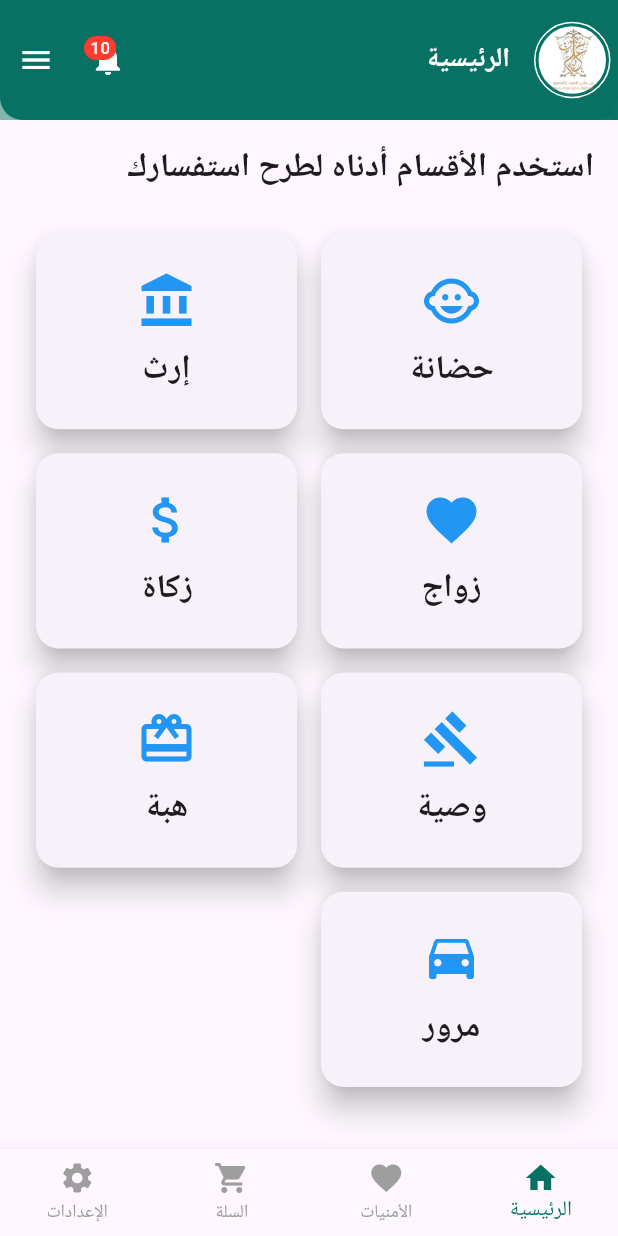
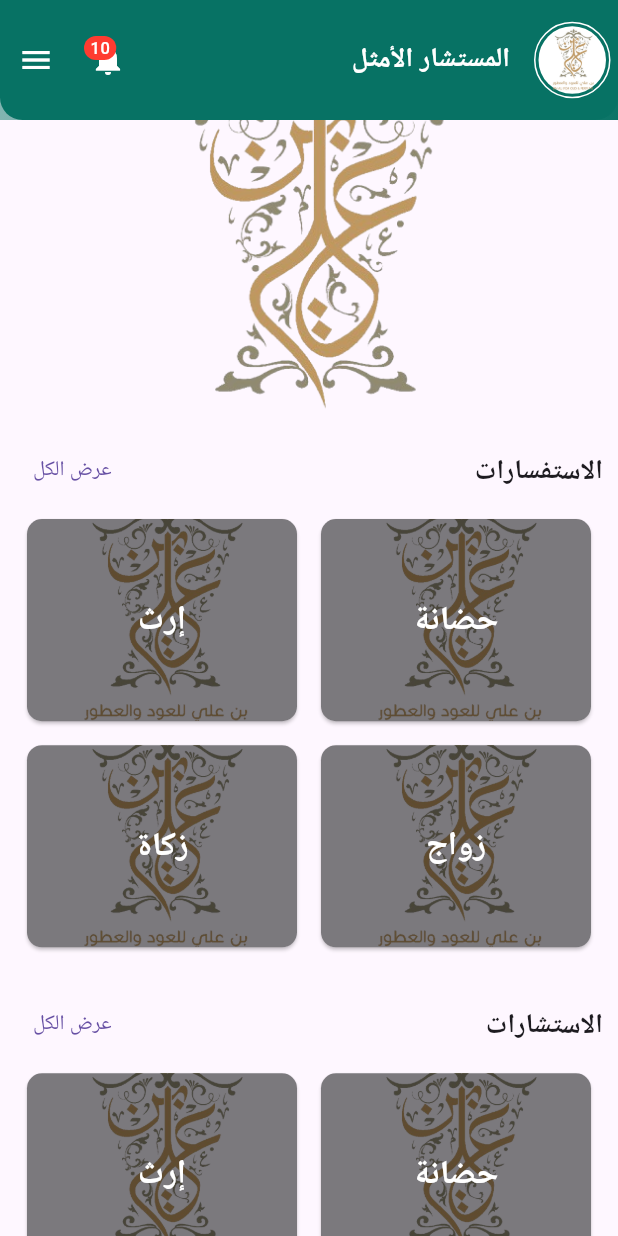
Before and after one commit to zaidmahdidev/best_advisor, a Flutter app: the screen it shows after launch, on a phone screen of 412 x 824 dp. Run offline on Flutter 3.47's test engine with Material 3 defaults, Android fonts, the phone set to English and light mode, and no system bars; drawn by our look-alikes of carousel_slider; our stand-ins replace google_fonts, google_generative_ai, speech_to_text; Roboto replaces fonts that are missing (Alexandria, Tajawal).

Commit message:
firest page

```diff
--- a/lib/core/layout/layout.dart
+++ b/lib/core/layout/layout.dart
@@ -1,6 +1,9 @@
+import 'package:carousel_slider/carousel_slider.dart';
 import 'package:flutter/cupertino.dart';
 import 'package:flutter/material.dart';
 import 'package:newproject/core/layout/widget/drawer.dart';
+import 'package:newproject/core/utils/my_extentions.dart';
+import 'package:newproject/features/chatgpt/presentation/page/chatgpt.dart';
 import '../utils/constant/images.dart';
 import '../utils/constant/theme.dart';
 
@@ -23,8 +26,8 @@ class _LayoutState extends State<Layout> {
   }
 
   final List<Widget> _page = [
-    InquiryPage(),
-    AllFavoritesPage(),
+    CartPage(),
+    CartPage(),
     CartPage(),
     OrderPage(),
   ];
@@ -74,7 +77,7 @@ class _LayoutState extends State<Layout> {
                 ),
               ),
               child: Padding(
-                padding: EdgeInsets.all(2),
+                padding: const EdgeInsets.all(2),
                 child: CircleAvatar(
                   backgroundColor: Colors.white,
                   child: Image.asset(
@@ -148,86 +151,195 @@ class _LayoutState extends State<Layout> {
 
 
 
+
 class InquiryPage extends StatelessWidget {
+  final List<String> images = [
+    Images.logo,
+    Images.logo,
+    Images.logo,
+    Images.logo,
+  ];
+
+  final List<String> inquiryTitles = [
+    'حضانة',
+    'إرث',
+    'زواج',
+    'زكاة',
+    'استشارة 1',
+    'استشارة 2',
+    'استشارة 3',
+    'استشارة 3',
+    'استشارة 3',
+    // يمكنك إضافة المزيد من العناوين
+  ];
+
   @override
   Widget build(BuildContext context) {
+    return Scaffold(
+      endDrawer: const CustomDrawer(),
+      appBar: AppBar(
+        flexibleSpace: Container(
+          decoration: BoxDecoration(
+            gradient: LinearGradient(
+              colors: [
+                MyTheme.primaryColor,
+                MyTheme.primaryColor.withOpacity(.5),
+              ],
+              begin: Alignment.topRight,
+              end: Alignment.bottomLeft,
+            ),
+          ),
+        ),
+        leading: Padding(
+          padding: const EdgeInsets.only(right: 5),
+          child: Container(
+            decoration: BoxDecoration(
+              shape: BoxShape.circle,
+              border: Border.all(color: Colors.white),
+            ),
+            child: Padding(
+              padding: const EdgeInsets.all(2),
+              child: CircleAvatar(
+                backgroundColor: Colors.white,
+                child: Image.asset(Images.logo),
+              ),
+            ),
+          ),
+        ),
+        actions: [
+          IconButton(
+            onPressed: () {},
+            icon: const Badge(
+              label: Text('10'),
+              backgroundColor: CupertinoColors.destructiveRed,
+              child: Icon(Icons.notifications),
+            ),
+          ),
+          IconButton(
+            onPressed: () => Scaffold.of(context).openEndDrawer(),
+            icon: Icon(Icons.menu),
+          ),
+        ],
+        title: Text('المستشار الأمثل'),
+      ),
+      body: ListView(
+        children: [
+          CarouselSlider(
+            items: images.map((image) {
+              return Container(
+                decoration: BoxDecoration(
+                  image: DecorationImage(
+                    image: AssetImage(image),
+                    fit: BoxFit.cover,
+                  ),
+                ),
+              );
+            }).toList(),
+            options: CarouselOptions(
+              height: 200,
+              autoPlay: true,
+              enlargeCenterPage: true,
+              aspectRatio: 16 / 9,
+            ),
+          ),
+          _buildInquirySection(context, 'الاستفسارات', inquiryTitles),
+
+          _buildInquirySection(context, 'الاستشارات', inquiryTitles),
+        ],
+      ),
+    );
+  }
+
+  Widget _buildInquirySection(BuildContext context, String title, List<String> titles) {
     return Padding(
-      padding: const EdgeInsets.all(16.0),
+      padding: const EdgeInsets.all(10),
       child: Column(
         crossAxisAlignment: CrossAxisAlignment.start,
         children: [
+          Row(
+            mainAxisAlignment: MainAxisAlignment.spaceBetween,
+            children: [
               Text(
-            'استخدم الأقسام أدناه لطرح استفسارك',
-            style: TextStyle(fontSize: 22, fontWeight: FontWeight.w600),
+                title,
+                style: const TextStyle(fontSize: 18, fontWeight: FontWeight.w600),
               ),
-          SizedBox(height: 20),
-          Expanded(
+              TextButton(
+                onPressed: () {
+                  showModalBottomSheet(
+                    context: context,
+                    builder: (BuildContext context) {
+                      return Padding(padding: EdgeInsets.all(10),
                       child: GridView.count(
                         crossAxisCount: 2,
                         childAspectRatio: 1.3,
-              children: [
-                InquiryCard(title: 'حضانة', icon: Icons.child_care, onTap: () {
-                  // Navigate to حضانة inquiries
-                }),
-                InquiryCard(title: 'إرث', icon: Icons.account_balance, onTap: () {
-                  // Navigate to إرث inquiries
-                }),
-                InquiryCard(title: 'زواج', icon: Icons.favorite, onTap: () {
-                  // Navigate to زواج inquiries
-                }),
-                InquiryCard(title: 'زكاة', icon: Icons.attach_money, onTap: () {
-                  // Navigate to زكاة inquiries
-                }),
-                InquiryCard(title: 'وصية', icon: Icons.gavel, onTap: () {
-                  // Navigate to وصية inquiries
-                }),
-                InquiryCard(title: 'هبة', icon: Icons.card_giftcard, onTap: () {
-                  // Navigate to هبة inquiries
-                }),
-                InquiryCard(title: 'مرور', icon: Icons.drive_eta, onTap: () {
-                  // Navigate to مرور inquiries
-                }),
+                        children: titles.map((title) {
+                          return InquiryCard(title: title, onTap: () {
+                            // Navigate to inquiry details
+                          });
+                        }).toList(),
+                      ),
+                      );
+                    },
+                  );
+                },
+                child: Text('عرض الكل'),
+              ),
             ],
           ),
+          // عرض 4 استفسارات فقط
+          GridView.count(
+            crossAxisCount: 2,
+            childAspectRatio: 1.3,
+            physics: NeverScrollableScrollPhysics(),
+            shrinkWrap: true,
+            children: titles.take(4).map((title) {
+              return InquiryCard(title: title, onTap: () {
+                // Navigate to inquiry details
+              });
+            }).toList(),
           ),
         ],
       ),
     );
-
   }
 }
 
 class InquiryCard extends StatelessWidget {
   final String title;
-  final IconData icon;
   final VoidCallback onTap;
 
-  InquiryCard({super.key, required this.title, required this.icon, required this.onTap});
+  InquiryCard({Key? key, required this.title, required this.onTap}) : super(key: key);
 
   @override
   Widget build(BuildContext context) {
-    return InkWell(
-      onTap: onTap,
+    return GestureDetector(
+      // onTap: onTap,
+      onTap: () => context.push(BotScreen()),
       child: Card(
-        elevation: 8,
-        margin: EdgeInsets.all(8),
+        margin: const EdgeInsets.all(8),
         shape: RoundedRectangleBorder(
-          borderRadius: BorderRadius.circular(15),
+          borderRadius: BorderRadius.circular(10),
         ),
+        child: Stack(
+          children: [
+            Image.asset(Images.logo, width: double.infinity, fit: BoxFit.cover),
+            Container(
+              decoration: BoxDecoration(
+                color: Colors.black.withOpacity(.5),
+                borderRadius: BorderRadius.circular(10),
+              ),
+            ),
+            Center(
               child: Padding(
                 padding: const EdgeInsets.all(16.0),
-          child: Column(
-            mainAxisAlignment: MainAxisAlignment.center,
-            children: [
-              Icon(icon, size: 40, color: Colors.blue),
-              SizedBox(height: 10),
-              Text(
+                child: Text(
                   title,
-                style: TextStyle(fontSize: 22, fontWeight: FontWeight.bold),
+                  style: TextStyle(fontSize: 22, color: Colors.white, fontWeight: FontWeight.bold),
                   textAlign: TextAlign.center,
                 ),
+              ),
+            ),
           ],
-          ),
         ),
       ),
     );
@@ -236,14 +348,6 @@ class InquiryCard extends StatelessWidget {
 
 
 
-class AllFavoritesPage extends StatelessWidget {
-  const AllFavoritesPage({super.key});
-
-  @override
-  Widget build(BuildContext context) {
-    return const Placeholder();
-  }
-}
 
 
 
--- a/lib/my_app.dart
+++ b/lib/my_app.dart
@@ -40,7 +40,7 @@ class MyApp extends StatelessWidget {
       themeMode: ThemeMode.light,
       darkTheme: darkTheme,
       theme: lightTheme,
-      home: Layout(),
+      home: InquiryPage(),
     );
   }
 }
--- a/pubspec.yaml
+++ b/pubspec.yaml
@@ -41,6 +41,7 @@ dependencies:
   speech_to_text: ^6.6.2
   flutter_localization: ^0.3.0
   cached_network_image: ^3.4.1
+  carousel_slider: ^5.0.0
 
 dev_dependencies:
   flutter_test:
```
Also changed, not shown: pubspec.lock. Lines whose indentation alone changed are shown as unchanged.
